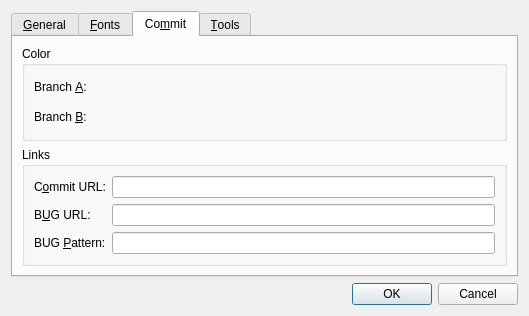
First picture: the form in qgitc/preferences.ui, repository timxx/qgitc, before the edit.
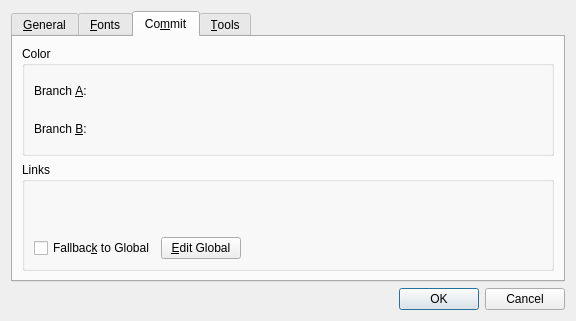
Second picture: the form after the edit. The open tabs and pages were chosen to show the change. Custom widgets are drawn as their Qt base class.

Commit message: Make Links as per repo config

Diff of the .ui file:
```diff
--- a/qgitc/preferences.ui
+++ b/qgitc/preferences.ui
@@ -6,8 +6,8 @@
    <rect>
     <x>0</x>
     <y>0</y>
-    <width>529</width>
-    <height>316</height>
+    <width>576</width>
+    <height>321</height>
    </rect>
   </property>
   <property name="windowTitle">
@@ -305,45 +305,43 @@
          <property name="title">
           <string>Links</string>
          </property>
-         <layout class="QGridLayout" name="gridLayout_2">
-          <item row="0" column="0">
-           <widget class="QLabel" name="label_3">
+         <layout class="QVBoxLayout" name="verticalLayout_9">
+          <item>
+           <widget class="LinkEditWidget" name="linkEditWidget" native="true"/>
+          </item>
+          <item>
+           <layout class="QHBoxLayout" name="horizontalLayout_4">
+            <item>
+             <widget class="QCheckBox" name="cbFallback">
+              <property name="toolTip">
+               <string>Use global settings when no match current setting</string>
+              </property>
             <property name="text">
-             <string>C&amp;ommit URL:</string>
-            </property>
-            <property name="buddy">
-             <cstring>leCommitUrl</cstring>
-            </property>
-           </widget>
-          </item>
-          <item row="1" column="0">
-           <widget class="QLabel" name="label_4">
+               <string>Fallbac&amp;k to Global</string>
+              </property>
+             </widget>
+            </item>
+            <item>
+             <widget class="QPushButton" name="btnGlobal">
             <property name="text">
-             <string>B&amp;UG URL:</string>
-            </property>
-            <property name="buddy">
-             <cstring>leBugUrl</cstring>
-            </property>
-           </widget>
-          </item>
-          <item row="1" column="1">
-           <widget class="QLineEdit" name="leBugUrl"/>
-          </item>
-          <item row="0" column="1">
-           <widget class="QLineEdit" name="leCommitUrl"/>
-          </item>
-          <item row="2" column="0">
-           <widget class="QLabel" name="label_5">
-            <property name="text">
-             <string>BUG &amp;Pattern:</string>
-            </property>
-            <property name="buddy">
-             <cstring>leBugPattern</cstring>
-            </property>
-           </widget>
-          </item>
-          <item row="2" column="1">
-           <widget class="QLineEdit" name="leBugPattern"/>
+               <string>&amp;Edit Global</string>
+              </property>
+             </widget>
+            </item>
+            <item>
+             <spacer name="horizontalSpacer_4">
+              <property name="orientation">
+               <enum>Qt::Horizontal</enum>
+              </property>
+              <property name="sizeHint" stdset="0">
+               <size>
+                <width>40</width>
+                <height>20</height>
+               </size>
+              </property>
+             </spacer>
+            </item>
+           </layout>
           </item>
          </layout>
         </widget>
@@ -432,6 +430,12 @@
    <header>colorwidget.h</header>
    <container>1</container>
   </customwidget>
+  <customwidget>
+   <class>LinkEditWidget</class>
+   <extends>QWidget</extends>
+   <header>linkeditwidget.h</header>
+   <container>1</container>
+  </customwidget>
  </customwidgets>
  <tabstops>
   <tabstop>btnAdd</tabstop>
```
Left out of the diff: 5 changed lines with no effect on the pictures. Lines whose indentation alone changed are shown as unchanged. The commit also changes 15 other files.
